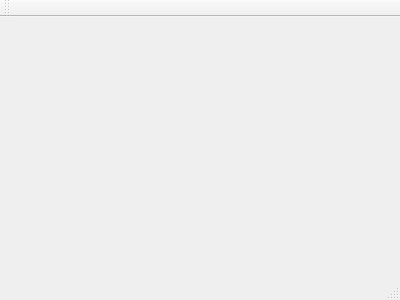
Above: mainwindow.ui from aosama16/Qt-Tic-Tac-Toe before the change. Below: the same form after it.
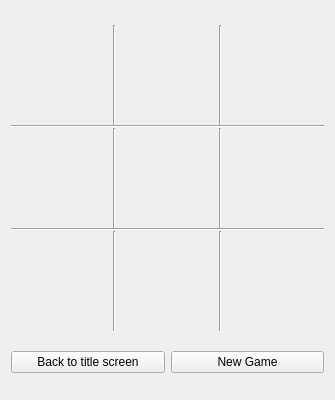
That is the form after the change.

Commit message:
Designed the main GUI of the application
This GUI design has 9 flat buttons in a 3*3 grid that
will allow players or the AI to place X or O in the grid.

These buttons don't have any connections yet.
Added two buttons for creating a new game and going back to a title screen.

```diff
--- a/mainwindow.ui
+++ b/mainwindow.ui
@@ -1,24 +1,426 @@
 <ui version="4.0">
  <class>MainWindow</class>
- <widget class="QMainWindow" name="MainWindow" >
-  <property name="geometry" >
+ <widget class="QMainWindow" name="MainWindow">
+  <property name="geometry">
    <rect>
     <x>0</x>
     <y>0</y>
-    <width>400</width>
-    <height>300</height>
+    <width>335</width>
+    <height>400</height>
    </rect>
   </property>
-  <property name="windowTitle" >
-   <string>MainWindow</string>
+  <property name="sizePolicy">
+   <sizepolicy hsizetype="Fixed" vsizetype="Fixed">
+    <horstretch>0</horstretch>
+    <verstretch>0</verstretch>
+   </sizepolicy>
   </property>
-  <widget class="QMenuBar" name="menuBar" />
-  <widget class="QToolBar" name="mainToolBar" />
-  <widget class="QWidget" name="centralWidget" />
-  <widget class="QStatusBar" name="statusBar" />
+  <property name="minimumSize">
+   <size>
+    <width>335</width>
+    <height>400</height>
+   </size>
+  </property>
+  <property name="maximumSize">
+   <size>
+    <width>335</width>
+    <height>420</height>
+   </size>
+  </property>
+  <property name="windowTitle">
+   <string>Tic Tac Toe</string>
+  </property>
+  <property name="toolButtonStyle">
+   <enum>Qt::ToolButtonIconOnly</enum>
+  </property>
+  <widget class="QWidget" name="centralWidget">
+   <layout class="QHBoxLayout" name="horizontalLayout">
+    <item>
+     <layout class="QVBoxLayout" name="verticalLayout">
+      <item>
+       <layout class="QGridLayout" name="gridLayout">
+        <property name="spacing">
+         <number>0</number>
+        </property>
+        <item row="0" column="5">
+         <widget class="QPushButton" name="pushButton_3">
+          <property name="enabled">
+           <bool>true</bool>
+          </property>
+          <property name="sizePolicy">
+           <sizepolicy hsizetype="Fixed" vsizetype="Fixed">
+            <horstretch>0</horstretch>
+            <verstretch>0</verstretch>
+           </sizepolicy>
+          </property>
+          <property name="minimumSize">
+           <size>
+            <width>100</width>
+            <height>100</height>
+           </size>
+          </property>
+          <property name="font">
+           <font>
+            <family>Verdana</family>
+            <pointsize>50</pointsize>
+            <weight>50</weight>
+            <bold>false</bold>
+           </font>
+          </property>
+          <property name="text">
+           <string/>
+          </property>
+          <property name="flat">
+           <bool>true</bool>
+          </property>
+         </widget>
+        </item>
+        <item row="2" column="5">
+         <widget class="QPushButton" name="pushButton_6">
+          <property name="enabled">
+           <bool>true</bool>
+          </property>
+          <property name="sizePolicy">
+           <sizepolicy hsizetype="Fixed" vsizetype="Fixed">
+            <horstretch>0</horstretch>
+            <verstretch>0</verstretch>
+           </sizepolicy>
+          </property>
+          <property name="minimumSize">
+           <size>
+            <width>100</width>
+            <height>100</height>
+           </size>
+          </property>
+          <property name="font">
+           <font>
+            <family>Verdana</family>
+            <pointsize>50</pointsize>
+            <weight>50</weight>
+            <bold>false</bold>
+           </font>
+          </property>
+          <property name="text">
+           <string/>
+          </property>
+          <property name="flat">
+           <bool>true</bool>
+          </property>
+         </widget>
+        </item>
+        <item row="0" column="3">
+         <widget class="QPushButton" name="pushButton_2">
+          <property name="enabled">
+           <bool>true</bool>
+          </property>
+          <property name="sizePolicy">
+           <sizepolicy hsizetype="Fixed" vsizetype="Fixed">
+            <horstretch>0</horstretch>
+            <verstretch>0</verstretch>
+           </sizepolicy>
+          </property>
+          <property name="minimumSize">
+           <size>
+            <width>100</width>
+            <height>100</height>
+           </size>
+          </property>
+          <property name="font">
+           <font>
+            <family>Verdana</family>
+            <pointsize>50</pointsize>
+            <weight>50</weight>
+            <bold>false</bold>
+           </font>
+          </property>
+          <property name="text">
+           <string/>
+          </property>
+          <property name="flat">
+           <bool>true</bool>
+          </property>
+         </widget>
+        </item>
+        <item row="2" column="3">
+         <widget class="QPushButton" name="pushButton_5">
+          <property name="enabled">
+           <bool>true</bool>
+          </property>
+          <property name="sizePolicy">
+           <sizepolicy hsizetype="Fixed" vsizetype="Fixed">
+            <horstretch>0</horstretch>
+            <verstretch>0</verstretch>
+           </sizepolicy>
+          </property>
+          <property name="minimumSize">
+           <size>
+            <width>100</width>
+            <height>100</height>
+           </size>
+          </property>
+          <property name="font">
+           <font>
+            <family>Verdana</family>
+            <pointsize>50</pointsize>
+            <weight>50</weight>
+            <bold>false</bold>
+           </font>
+          </property>
+          <property name="text">
+           <string/>
+          </property>
+          <property name="flat">
+           <bool>true</bool>
+          </property>
+         </widget>
+        </item>
+        <item row="5" column="2">
+         <widget class="Line" name="line_4">
+          <property name="orientation">
+           <enum>Qt::Vertical</enum>
+          </property>
+         </widget>
+        </item>
+        <item row="0" column="2">
+         <widget class="Line" name="line_5">
+          <property name="orientation">
+           <enum>Qt::Vertical</enum>
+          </property>
+         </widget>
+        </item>
+        <item row="5" column="5">
+         <widget class="QPushButton" name="pushButton_9">
+          <property name="enabled">
+           <bool>true</bool>
+          </property>
+          <property name="sizePolicy">
+           <sizepolicy hsizetype="Fixed" vsizetype="Fixed">
+            <horstretch>0</horstretch>
+            <verstretch>0</verstretch>
+           </sizepolicy>
+          </property>
+          <property name="minimumSize">
+           <size>
+            <width>100</width>
+            <height>100</height>
+           </size>
+          </property>
+          <property name="font">
+           <font>
+            <family>Verdana</family>
+            <pointsize>50</pointsize>
+            <weight>50</weight>
+            <bold>false</bold>
+           </font>
+          </property>
+          <property name="text">
+           <string/>
+          </property>
+          <property name="flat">
+           <bool>true</bool>
+          </property>
+         </widget>
+        </item>
+        <item row="2" column="2">
+         <widget class="Line" name="line_3">
+          <property name="orientation">
+           <enum>Qt::Vertical</enum>
+          </property>
+         </widget>
+        </item>
+        <item row="2" column="1">
+         <widget class="QPushButton" name="pushButton_4">
+          <property name="enabled">
+           <bool>true</bool>
+          </property>
+          <property name="sizePolicy">
+           <sizepolicy hsizetype="Fixed" vsizetype="Fixed">
+            <horstretch>0</horstretch>
+            <verstretch>0</verstretch>
+           </sizepolicy>
+          </property>
+          <property name="minimumSize">
+           <size>
+            <width>100</width>
+            <height>100</height>
+           </size>
+          </property>
+          <property name="font">
+           <font>
+            <family>Verdana</family>
+            <pointsize>50</pointsize>
+            <weight>50</weight>
+            <bold>false</bold>
+           </font>
+          </property>
+          <property name="text">
+           <string/>
+          </property>
+          <property name="flat">
+           <bool>true</bool>
+          </property>
+         </widget>
+        </item>
+        <item row="1" column="1" colspan="5">
+         <widget class="Line" name="line_2">
+          <property name="orientation">
+           <enum>Qt::Horizontal</enum>
+          </property>
+         </widget>
+        </item>
+        <item row="3" column="1" colspan="5">
+         <widget class="Line" name="line">
+          <property name="orientation">
+           <enum>Qt::Horizontal</enum>
+          </property>
+         </widget>
+        </item>
+        <item row="0" column="1">
+         <widget class="QPushButton" name="pushButton_1">
+          <property name="enabled">
+           <bool>true</bool>
+          </property>
+          <property name="sizePolicy">
+           <sizepolicy hsizetype="Fixed" vsizetype="Fixed">
+            <horstretch>0</horstretch>
+            <verstretch>0</verstretch>
+           </sizepolicy>
+          </property>
+          <property name="minimumSize">
+           <size>
+            <width>100</width>
+            <height>100</height>
+           </size>
+          </property>
+          <property name="font">
+           <font>
+            <family>Verdana</family>
+            <pointsize>50</pointsize>
+            <weight>50</weight>
+            <bold>false</bold>
+           </font>
+          </property>
+          <property name="text">
+           <string/>
+          </property>
+          <property name="flat">
+           <bool>true</bool>
+          </property>
+         </widget>
+        </item>
+        <item row="5" column="1">
+         <widget class="QPushButton" name="pushButton_7">
+          <property name="enabled">
+           <bool>true</bool>
+          </property>
+          <property name="sizePolicy">
+           <sizepolicy hsizetype="Fixed" vsizetype="Fixed">
+            <horstretch>0</horstretch>
+            <verstretch>0</verstretch>
+           </sizepolicy>
+          </property>
+          <property name="minimumSize">
+           <size>
+            <width>100</width>
+            <height>100</height>
+           </size>
+          </property>
+          <property name="font">
+           <font>
+            <family>Verdana</family>
+            <pointsize>50</pointsize>
+            <weight>50</weight>
+            <bold>false</bold>
+           </font>
+          </property>
+          <property name="text">
+           <string/>
+          </property>
+          <property name="flat">
+           <bool>true</bool>
+          </property>
+         </widget>
+        </item>
+        <item row="5" column="4">
+         <widget class="Line" name="line_6">
+          <property name="orientation">
+           <enum>Qt::Vertical</enum>
+          </property>
+         </widget>
+        </item>
+        <item row="2" column="4">
+         <widget class="Line" name="line_7">
+          <property name="orientation">
+           <enum>Qt::Vertical</enum>
+          </property>
+         </widget>
+        </item>
+        <item row="0" column="4">
+         <widget class="Line" name="line_8">
+          <property name="orientation">
+           <enum>Qt::Vertical</enum>
+          </property>
+         </widget>
+        </item>
+        <item row="5" column="3">
+         <widget class="QPushButton" name="pushButton_8">
+          <property name="enabled">
+           <bool>true</bool>
+          </property>
+          <property name="sizePolicy">
+           <sizepolicy hsizetype="Fixed" vsizetype="Fixed">
+            <horstretch>0</horstretch>
+            <verstretch>0</verstretch>
+           </sizepolicy>
+          </property>
+          <property name="minimumSize">
+           <size>
+            <width>100</width>
+            <height>100</height>
+           </size>
+          </property>
+          <property name="font">
+           <font>
+            <family>Verdana</family>
+            <pointsize>50</pointsize>
+            <weight>50</weight>
+            <bold>false</bold>
+           </font>
+          </property>
+          <property name="text">
+           <string/>
+          </property>
+          <property name="flat">
+           <bool>true</bool>
+          </property>
+         </widget>
+        </item>
+       </layout>
+      </item>
+      <item>
+       <layout class="QHBoxLayout" name="horizontalLayout_2">
+        <item>
+         <widget class="QPushButton" name="pushButton_10">
+          <property name="text">
+           <string>Back to title screen</string>
+          </property>
+         </widget>
+        </item>
+        <item>
+         <widget class="QPushButton" name="pushButton">
+          <property name="text">
+           <string>New Game</string>
+          </property>
+         </widget>
+        </item>
+       </layout>
+      </item>
+     </layout>
+    </item>
+   </layout>
+  </widget>
  </widget>
- <layoutDefault spacing="6" margin="11" />
- <pixmapfunction></pixmapfunction>
+ <layoutdefault spacing="6" margin="11"/>
  <resources/>
  <connections/>
 </ui>
```
Left out of the diff: 1 changed line with no effect on the pictures. The commit also changes 2 other files.
